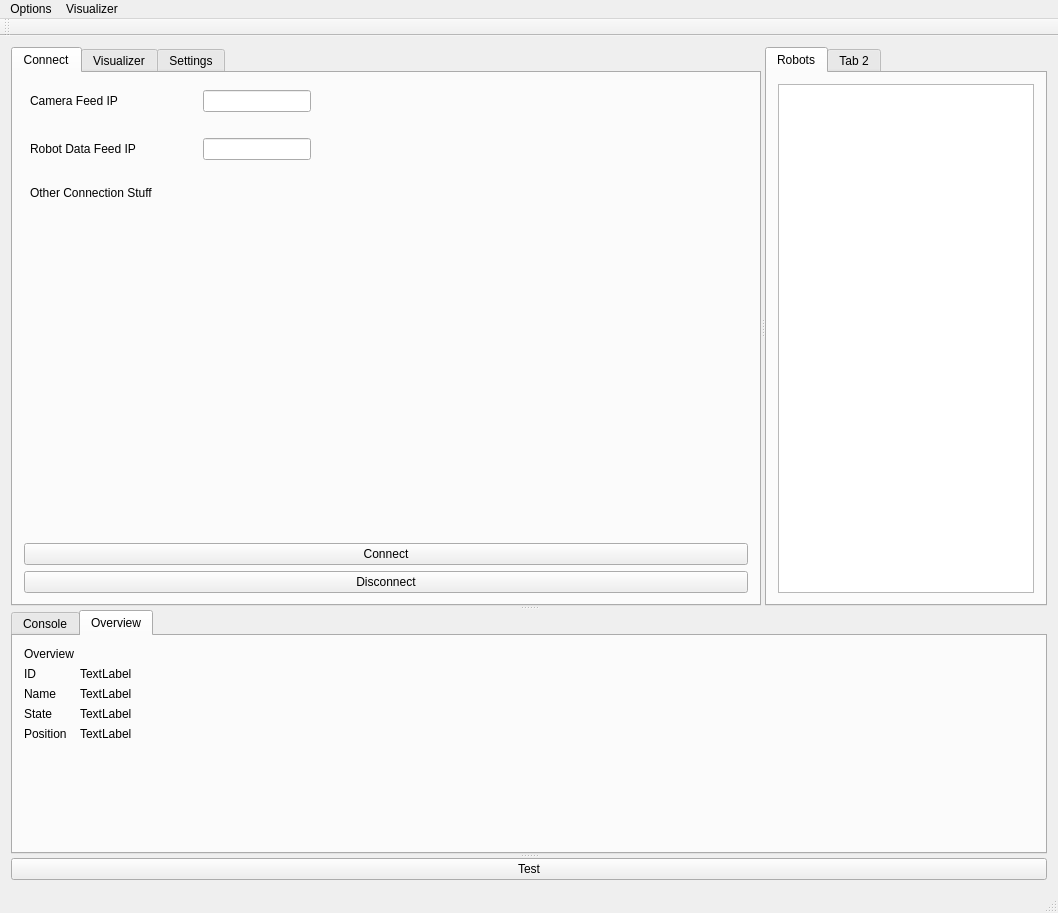
Before: the Qt Designer form mainwindow.ui in yorkrobotlab/ardebug, drawn with Qt 5.
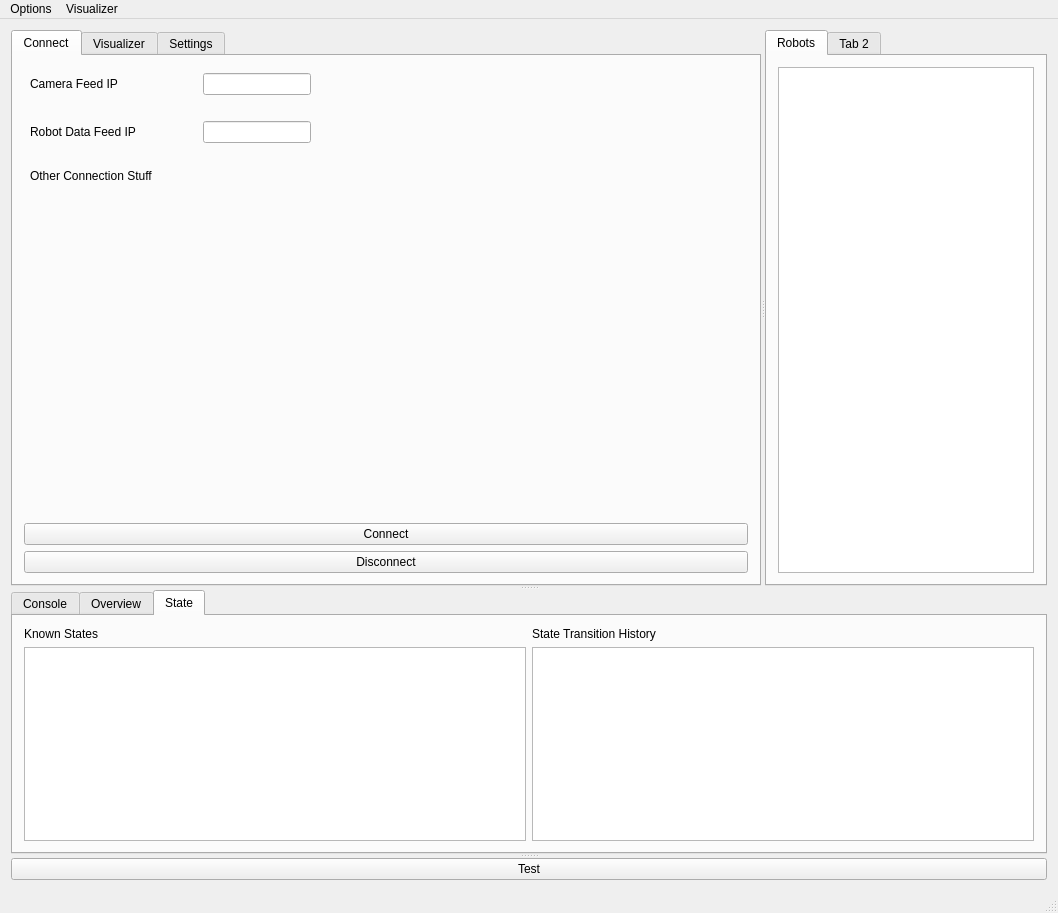
After: the same form once the commit is applied.

Commit message: Added state tab, known states and state transition history

```diff
--- a/mainwindow.ui
+++ b/mainwindow.ui
@@ -265,7 +265,7 @@
         </sizepolicy>
        </property>
        <property name="currentIndex">
-        <number>1</number>
+        <number>2</number>
        </property>
        <widget class="QWidget" name="consoleTab">
         <attribute name="title">
@@ -351,6 +351,59 @@
          </item>
         </layout>
        </widget>
+       <widget class="QWidget" name="stateTab">
+        <attribute name="title">
+         <string>State</string>
+        </attribute>
+        <layout class="QHBoxLayout" name="horizontalLayout">
+         <item>
+          <layout class="QFormLayout" name="formLayout_4">
+           <property name="sizeConstraint">
+            <enum>QLayout::SetDefaultConstraint</enum>
+           </property>
+           <item row="0" column="0">
+            <widget class="QLabel" name="label_14">
+             <property name="sizePolicy">
+              <sizepolicy hsizetype="Minimum" vsizetype="Preferred">
+               <horstretch>0</horstretch>
+               <verstretch>0</verstretch>
+              </sizepolicy>
+             </property>
+             <property name="maximumSize">
+              <size>
+               <width>200</width>
+               <height>16777215</height>
+              </size>
+             </property>
+             <property name="text">
+              <string>Known States</string>
+             </property>
+             <property name="alignment">
+              <set>Qt::AlignLeading|Qt::AlignLeft|Qt::AlignVCenter</set>
+             </property>
+            </widget>
+           </item>
+           <item row="1" column="0" colspan="2">
+            <widget class="QListView" name="stateList"/>
+           </item>
+          </layout>
+         </item>
+         <item>
+          <layout class="QFormLayout" name="formLayout_5">
+           <item row="0" column="0">
+            <widget class="QLabel" name="label_15">
+             <property name="text">
+              <string>State Transition History</string>
+             </property>
+            </widget>
+           </item>
+           <item row="1" column="0" colspan="2">
+            <widget class="QListView" name="stateTransitionList"/>
+           </item>
+          </layout>
+         </item>
+        </layout>
+       </widget>
       </widget>
       <widget class="QPushButton" name="testButton">
        <property name="sizePolicy">
@@ -391,14 +444,6 @@
    <addaction name="menuFile"/>
    <addaction name="menuVisualizer"/>
   </widget>
-  <widget class="QToolBar" name="mainToolBar">
-   <attribute name="toolBarArea">
-    <enum>TopToolBarArea</enum>
-   </attribute>
-   <attribute name="toolBarBreak">
-    <bool>false</bool>
-   </attribute>
-  </widget>
   <widget class="QStatusBar" name="statusBar"/>
   <action name="actionExit">
    <property name="text">
```
The commit also changes 11 other files.
